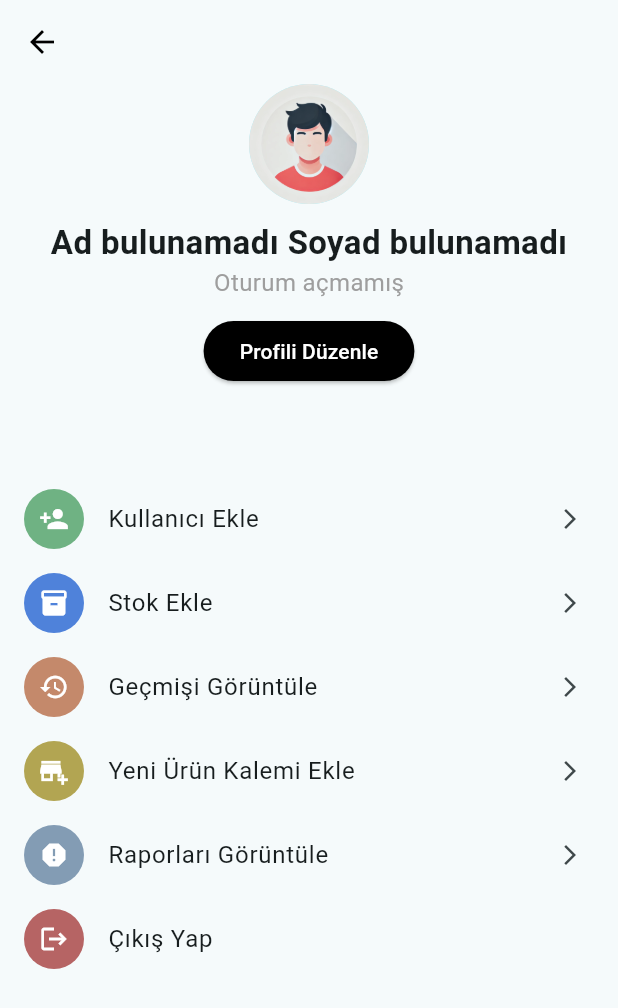
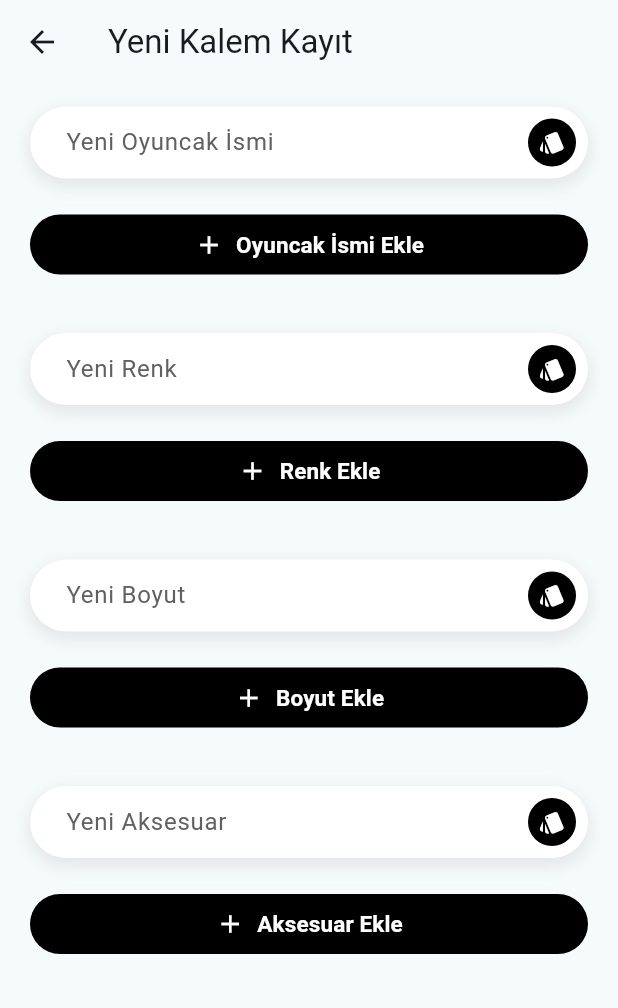
Before and after one commit to atopal151/ToyFlow, a Flutter app: the AdminSettingScreen screen opened directly, after a tap on "Yeni Ürün Kalemi Ekle", on a phone screen of 412 x 824 dp. Shown: the top 1008 px of the screen. Run offline on Flutter 3.47's test engine with Material 3 defaults, Android fonts, the phone set to English and light mode, and no system bars; our stand-ins replace cloud_firestore, firebase_auth, firebase_core, get, timeago; accounts and stored records are empty.

Commit message:
Version16

```diff
--- a/lib/screens/adminPage/admin_search_screen/admin_search_screen.dart
+++ b/lib/screens/adminPage/admin_search_screen/admin_search_screen.dart
@@ -139,7 +139,7 @@ class _AdminSearchScreenState extends State<AdminSearchScreen> {
                         itemCount: filteredItems.length,
                         itemBuilder: (context, index) {
                           final item = filteredItems[index];
-                          return WorkshopListItem(work: item);
+                          return WorkshopListItem(work: item,atolye: _depoSelected,);
                         },
                       ),
               ),
--- a/lib/screens/adminPage/admin_setting_screen/admin_setting_screen.dart
+++ b/lib/screens/adminPage/admin_setting_screen/admin_setting_screen.dart
@@ -2,6 +2,7 @@
 
 import 'package:flutter/material.dart';
 import 'package:get/get.dart';
+import 'package:toyflow/screens/adminPage/new_toy_add_screen/new_toy_add_screen.dart';
 import 'package:toyflow/screens/adminPage/stock_screen/stock_add_screen.dart';
 import 'package:toyflow/screens/adminPage/mover_screen/mover_screen.dart';
 import 'package:toyflow/services/auth_service.dart';
@@ -140,6 +141,7 @@ class _AdminSettingScreenState extends State<AdminSettingScreen> {
                   title: const Text('Yeni Ürün Kalemi Ekle'),
                   trailing: const Icon(Icons.arrow_forward_ios, size: 16),
                   onTap: () {
+                      Get.to(() => const NewToyAddScreen());
                     // Ayarları güncelleme ekranına yönlendirme
                   },
                 ),
--- a/lib/screens/adminPage/admin_work_shop_screen/work_detail_screen/work_detail_screen.dart
+++ b/lib/screens/adminPage/admin_work_shop_screen/work_detail_screen/work_detail_screen.dart
@@ -131,7 +131,7 @@ class _WorkDetailScreenState extends State<WorkDetailScreen> {
                     return ListView.builder(
                       itemCount: filteredData.length,
                       itemBuilder: (context, index) {
-                        return WorkshopListItem(work: filteredData[index]);
+                        return WorkshopListItem(work: filteredData[index],atolye:_selectedWorkshop.toString());
                       },
                     );
                   });
--- a/lib/screens/adminPage/admin_work_shop_screen/work_detail_screen/work_module/work_shop_list_item.dart
+++ b/lib/screens/adminPage/admin_work_shop_screen/work_detail_screen/work_module/work_shop_list_item.dart
@@ -1,12 +1,15 @@
 import 'package:cloud_firestore/cloud_firestore.dart';
 import 'package:flutter/material.dart';
+import 'package:get/get.dart';
 import 'package:intl/intl.dart';
 import 'package:timeago/timeago.dart' as timeago;
+import 'package:toyflow/screens/adminPage/toy_detail_screen/toy_detail_screen.dart';
 
 class WorkshopListItem extends StatefulWidget {
   final Map<String, dynamic> work;
+  final String? atolye;
 
-  const WorkshopListItem({super.key, required this.work});
+  const WorkshopListItem({super.key, required this.work,this.atolye});
 
   @override
   State<WorkshopListItem> createState() => _WorkshopListItemState();
@@ -42,6 +45,14 @@ class _WorkshopListItemState extends State<WorkshopListItem> {
 
     return Padding(
       padding: const EdgeInsets.symmetric(horizontal: 16, vertical: 8),
+      child: InkWell(
+        onTap: () => Get.to(() => ToyDetailScreen(
+              urun: widget.work['urun'],
+              renk: widget.work['renk'],
+              boyut: widget.work['boyut'],
+              aksesuar: widget.work['aksesuar'],
+              atolye: widget.atolye,
+            )),
         child: Container(
           padding: const EdgeInsets.all(20),
           decoration: BoxDecoration(
@@ -91,7 +102,6 @@ class _WorkshopListItemState extends State<WorkshopListItem> {
                       const SizedBox(height: 5),
                       Row(
                         children: [
-
                           if (widget.work['renk'] != null)
                             Row(
                               children: [
@@ -104,7 +114,8 @@ class _WorkshopListItemState extends State<WorkshopListItem> {
                                 Text(
                                   "Renk: " + widget.work['renk'],
                                   style: const TextStyle(
-                                  fontWeight: FontWeight.w500, fontSize: 12),
+                                      fontWeight: FontWeight.w500,
+                                      fontSize: 12),
                                 ),
                               ],
                             ),
@@ -121,7 +132,8 @@ class _WorkshopListItemState extends State<WorkshopListItem> {
                                 Text(
                                   "Boyut: ${widget.work['boyut']} cm",
                                   style: const TextStyle(
-                                    fontWeight: FontWeight.w500, fontSize: 12),
+                                      fontWeight: FontWeight.w500,
+                                      fontSize: 12),
                                 ),
                               ],
                             ),
@@ -157,6 +169,7 @@ class _WorkshopListItemState extends State<WorkshopListItem> {
             ],
           ),
         ),
+      ),
     );
   }
 }
--- /dev/null
+++ b/lib/screens/adminPage/new_toy_add_screen/new_toy_add_screen.dart
@@ -0,0 +1,274 @@
+import 'package:flutter/material.dart';
+import 'package:toyflow/screens/adminPage/new_toy_add_screen/toy_services/toy_add_services.dart';
+import '../register_screen/registerServices/textbox_style_file.dart';
+
+class NewToyAddScreen extends StatefulWidget {
+  const NewToyAddScreen({super.key});
+
+  @override
+  State<NewToyAddScreen> createState() => _NewToyAddScreenState();
+}
+
+class _NewToyAddScreenState extends State<NewToyAddScreen> {
+  final TextEditingController _toyName = TextEditingController();
+  final TextEditingController _toyRenk = TextEditingController();
+  final TextEditingController _toyBoyut = TextEditingController();
+  final TextEditingController _toyAksesuar = TextEditingController();
+  final ToyAddServices _toyAddServices =
+      ToyAddServices(); // ToyAddServices örneği
+
+  void _addName() {
+    String name = _toyName.text;
+
+    if (name.isNotEmpty) {
+      _toyAddServices.addNewToy(
+        urun: name,
+        context: context,
+      );
+    } else {
+      ScaffoldMessenger.of(context).showSnackBar(
+        const SnackBar(content: Text('Boş alanları lütfen doldurun.')),
+      );
+    }
+  }
+
+  void _addRenk() {
+    String renk = _toyRenk.text;
+
+    if (renk.isNotEmpty) {
+      _toyAddServices.addNewColor(
+        renk: renk,
+        context: context,
+      );
+    } else {
+      ScaffoldMessenger.of(context).showSnackBar(
+        const SnackBar(content: Text('Boş alanları lütfen doldurun.')),
+      );
+    }
+  }
+
+  void _addBoyut() {
+    String boyut = _toyBoyut.text;
+
+    if (boyut.isNotEmpty) {
+      _toyAddServices.addNewHeight(
+        boyut: boyut,
+        context: context,
+      );
+    } else {
+      ScaffoldMessenger.of(context).showSnackBar(
+        const SnackBar(content: Text('Boş alanları lütfen doldurun.')),
+      );
+    }
+  }
+
+  void _addAksesuar() {
+    String aksesuar = _toyAksesuar.text;
+
+    if (aksesuar.isNotEmpty) {
+      _toyAddServices.addNewAksesuar(
+        aksesuar: aksesuar,
+        context: context,
+      );
+    } else {
+      ScaffoldMessenger.of(context).showSnackBar(
+        const SnackBar(content: Text('Boş alanları lütfen doldurun.')),
+      );
+    }
+  }
+
+  @override
+  Widget build(BuildContext context) {
+    return Scaffold(
+      appBar: AppBar(
+        title: const Text("Yeni Kalem Kayıt"),
+      ),
+      body: SingleChildScrollView(
+        child: Column(
+          children: [
+            Row(
+              children: [
+                Expanded(
+                  child: TextFieldWithRegister(
+                    controller: _toyName,
+                    hintText: 'Yeni Oyuncak İsmi',
+                    icon: Icons.style,
+                  ),
+                ),
+              ],
+            ),
+            Padding(
+              padding: const EdgeInsets.all(20),
+              child: ElevatedButton(
+                onPressed: () {
+                  _addName(); // Kaydetme işlemi başlatılıyor
+                },
+                style: ElevatedButton.styleFrom(
+                  backgroundColor: Colors.black,
+                  shadowColor: Colors.transparent,
+                  shape: RoundedRectangleBorder(
+                    borderRadius: BorderRadius.circular(50),
+                  ),
+                ),
+                child: const Row(
+                  mainAxisAlignment: MainAxisAlignment.center,
+                  children: [
+                    Icon(
+                      Icons.add,
+                      color: Colors.white,
+                      size: 20,
+                    ),
+                    SizedBox(width: 8),
+                    Text(
+                      'Oyuncak İsmi Ekle',
+                      style: TextStyle(
+                        fontSize: 15,
+                        fontWeight: FontWeight.bold,
+                        color: Colors.white,
+                      ),
+                    ),
+                  ],
+                ),
+              ),
+            ),
+            Row(
+              children: [
+                Expanded(
+                  child: TextFieldWithRegister(
+                    controller: _toyRenk,
+                    hintText: 'Yeni Renk',
+                    icon: Icons.style,
+                  ),
+                ),
+              ],
+            ),
+            Padding(
+              padding: const EdgeInsets.all(20),
+              child: ElevatedButton(
+                onPressed: () {
+                  _addRenk(); // Kaydetme işlemi başlatılıyor
+                },
+                style: ElevatedButton.styleFrom(
+                  backgroundColor: Colors.black,
+                  shadowColor: Colors.transparent,
+                  shape: RoundedRectangleBorder(
+                    borderRadius: BorderRadius.circular(50),
+                  ),
+                ),
+                child: const Row(
+                  mainAxisAlignment: MainAxisAlignment.center,
+                  children: [
+                    Icon(
+                      Icons.add,
+                      color: Colors.white,
+                      size: 20,
+                    ),
+                    SizedBox(width: 8),
+                    Text(
+                      'Renk Ekle',
+                      style: TextStyle(
+                        fontSize: 15,
+                        fontWeight: FontWeight.bold,
+                        color: Colors.white,
+                      ),
+                    ),
+                  ],
+                ),
+              ),
+            ),
+            Row(
+              children: [
+                Expanded(
+                  child: TextFieldWithRegister(
+                    controller: _toyBoyut,
+                    hintText: 'Yeni Boyut',
+                    icon: Icons.style,
+                  ),
+                ),
+              ],
+            ),
+            Padding(
+              padding: const EdgeInsets.all(20),
+              child: ElevatedButton(
+                onPressed: () {
+                  _addBoyut(); // Kaydetme işlemi başlatılıyor
+                },
+                style: ElevatedButton.styleFrom(
+                  backgroundColor: Colors.black,
+                  shadowColor: Colors.transparent,
+                  shape: RoundedRectangleBorder(
+                    borderRadius: BorderRadius.circular(50),
+                  ),
+                ),
+                child: const Row(
+                  mainAxisAlignment: MainAxisAlignment.center,
+                  children: [
+                    Icon(
+                      Icons.add,
+                      color: Colors.white,
+                      size: 20,
+                    ),
+                    SizedBox(width: 8),
+                    Text(
+                      'Boyut Ekle',
+                      style: TextStyle(
+                        fontSize: 15,
+                        fontWeight: FontWeight.bold,
+                        color: Colors.white,
+                      ),
+                    ),
+                  ],
+                ),
+              ),
+            ),
+            Row(
+              children: [
+                Expanded(
+                  child: TextFieldWithRegister(
+                    controller: _toyAksesuar,
+                    hintText: 'Yeni Aksesuar',
+                    icon: Icons.style,
+                  ),
+                ),
+              ],
+            ),
+            Padding(
+              padding: const EdgeInsets.all(20),
+              child: ElevatedButton(
+                onPressed: () {
+                  _addAksesuar(); // Kaydetme işlemi başlatılıyor
+                },
+                style: ElevatedButton.styleFrom(
+                  backgroundColor: Colors.black,
+                  shadowColor: Colors.transparent,
+                  shape: RoundedRectangleBorder(
+                    borderRadius: BorderRadius.circular(50),
+                  ),
+                ),
+                child: const Row(
+                  mainAxisAlignment: MainAxisAlignment.center,
+                  children: [
+                    Icon(
+                      Icons.add,
+                      color: Colors.white,
+                      size: 20,
+                    ),
+                    SizedBox(width: 8),
+                    Text(
+                      'Aksesuar Ekle',
+                      style: TextStyle(
+                        fontSize: 15,
+                        fontWeight: FontWeight.bold,
+                        color: Colors.white,
+                      ),
+                    ),
+                  ],
+                ),
+              ),
+            ),
+          ],
+        ),
+      ),
+    );
+  }
+}
--- /dev/null
+++ b/lib/screens/adminPage/toy_detail_screen/toy_detail_services/toy_detail_services.dart
@@ -0,0 +1,3 @@
+class ToyDetailServices {
+
+}
--- a/lib/screens/users_page/transfer_screen/transfer_detail_screen.dart
+++ b/lib/screens/users_page/transfer_screen/transfer_detail_screen.dart
@@ -84,7 +84,7 @@ class _TransferDetailScreenState extends State<TransferDetailScreen> {
                   itemBuilder: (context, index) {
                     // Her bir ürün belgesini WorkshopListItem içine gönderiyoruz
                     final work = products[index].data() as Map<String, dynamic>;
-                    return WorkshopListItem(work: work);
+                    return WorkshopListItem(work: work,atolye: widget.title,);
                   },
                 );
               },
```
Also changed, not shown: lib/screens/adminPage/new_toy_add_screen/toy_services/toy_add_services.dart (added, +177 -0 lines), lib/screens/adminPage/toy_detail_screen/toy_detail_screen.dart (added, +225 -0 lines), images/emptydata.webp (deleted), images/profil.webp (deleted). Lines whose indentation alone changed are shown as unchanged.
